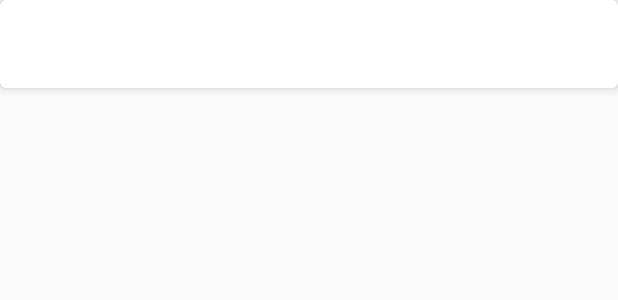
After one commit to gmrxus/automat, an Android app: the layout item_test_serialport.xml on its own in the app's theme, with its tools: preview values and no code run, on a phone screen of 412 x 824 dp. The commit adds this screen. Shown: the top 300 px of the screen. Run offline under Robolectric (Android 15) with nearby library versions, the phone set to English and light mode, and no system bars.

Commit message:
串口编程前

```diff
--- a/app/build.gradle
+++ b/app/build.gradle
@@ -62,4 +62,6 @@ dependencies {
 
     compile 'com.tencent.bugly:crashreport:latest.release'
     compile 'com.tencent.bugly:nativecrashreport:latest.release'
+
+    compile 'com.github.kongqw:AndroidSerialPort:1.0.1'
 }
--- a/app/src/main/java/com/zzrh/automat/common/Keys.java
+++ b/app/src/main/java/com/zzrh/automat/common/Keys.java
@@ -14,8 +14,8 @@ public interface Keys {
 
     interface Config {
         //单柜的mid
-        String MID = "000BABC8D313";
-//        String MID = "HK001";
+//        String MID = "000BABC8D313";
+        String MID = "HK001";
 
 
         //轮询间隔
--- a/app/src/main/java/com/zzrh/automat/module/ad/AdActivity.java
+++ b/app/src/main/java/com/zzrh/automat/module/ad/AdActivity.java
@@ -15,7 +15,7 @@ import com.bumptech.glide.Glide;
 import com.zzrh.automat.R;
 import com.zzrh.automat.base.BaseActivity;
 import com.zzrh.automat.common.Keys;
-import com.zzrh.automat.module.homepage.HomePageActivity;
+import com.zzrh.automat.test.TestSerialPortActivity;
 
 import java.io.File;
 
@@ -132,6 +132,8 @@ public class AdActivity extends BaseActivity implements AdContract.View {
 
     @OnClick(R.id.rl_ad)
     public void onViewClicked() {
-        startActivity(new Intent(AdActivity.this, HomePageActivity.class));
+//        startActivity(new Intent(AdActivity.this, HomePageActivity.class));
+        startActivity(new Intent(AdActivity.this, TestSerialPortActivity.class));
+
     }
 }
--- /dev/null
+++ b/app/src/main/res/layout/item_test_serialport.xml
@@ -0,0 +1,28 @@
+<?xml version="1.0" encoding="utf-8"?>
+<android.support.v7.widget.CardView xmlns:android="http://schemas.android.com/apk/res/android"
+    xmlns:app="http://schemas.android.com/apk/res-auto"
+    android:id="@+id/cv_test"
+    android:layout_width="match_parent"
+    android:layout_height="wrap_content"
+    android:clickable="true"
+    app:cardCornerRadius="@dimen/padding_4dp"
+    app:cardElevation="@dimen/padding_4dp">
+
+    <RelativeLayout
+        android:layout_width="match_parent"
+        android:layout_height="match_parent"
+        android:padding="@dimen/padding_8dp">
+
+        <TextView
+            android:id="@+id/tv_test_device_path"
+            android:layout_width="match_parent"
+            android:layout_height="wrap_content" />
+
+        <TextView
+            android:id="@+id/tv_test_device_limits"
+            android:layout_width="match_parent"
+            android:layout_height="wrap_content"
+            android:layout_below="@+id/tv_test_device_path"
+            android:paddingTop="@dimen/padding_4dp" />
+    </RelativeLayout>
+</android.support.v7.widget.CardView>
```
Also changed, not shown: app/src/main/AndroidManifest.xml (+12 -11 lines), app/src/main/java/com/zzrh/automat/test/TestSerialPortActivity.java (added, +64 -0 lines), app/src/main/java/com/zzrh/automat/test/TestSerialPortActivity2.java (added, +29 -0 lines), app/src/main/java/com/zzrh/automat/test/TestSerialPortAdapter.java (added, +93 -0 lines), app/src/main/res/layout/activity_test_sp.xml (added, +10 -0 lines).
